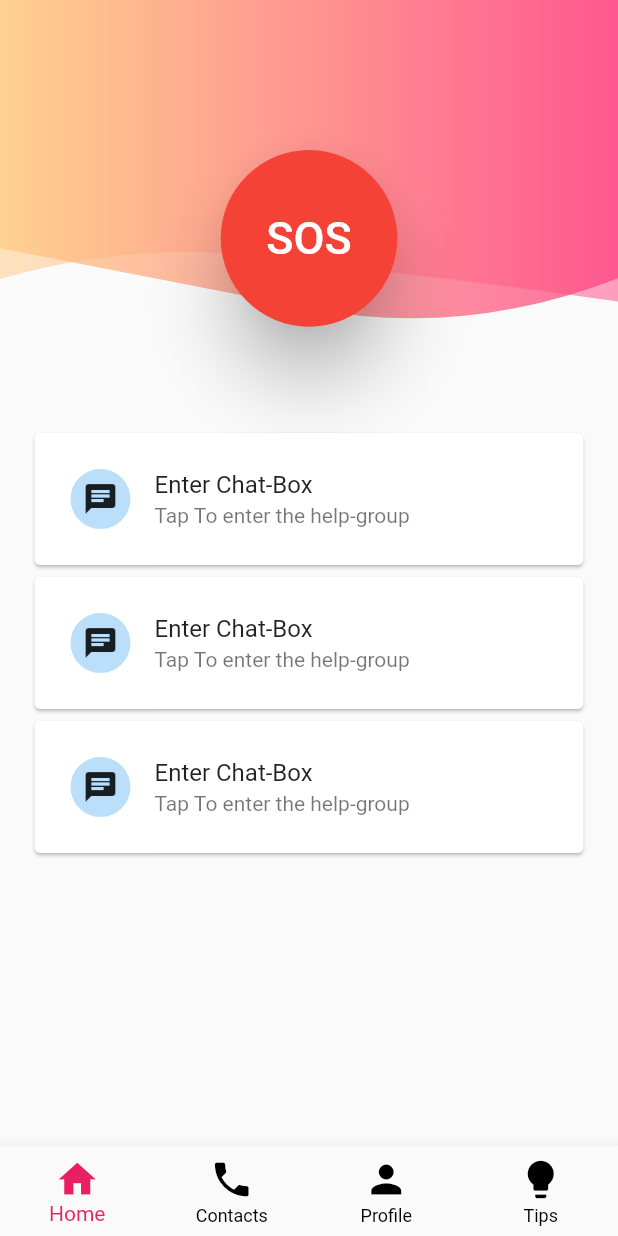
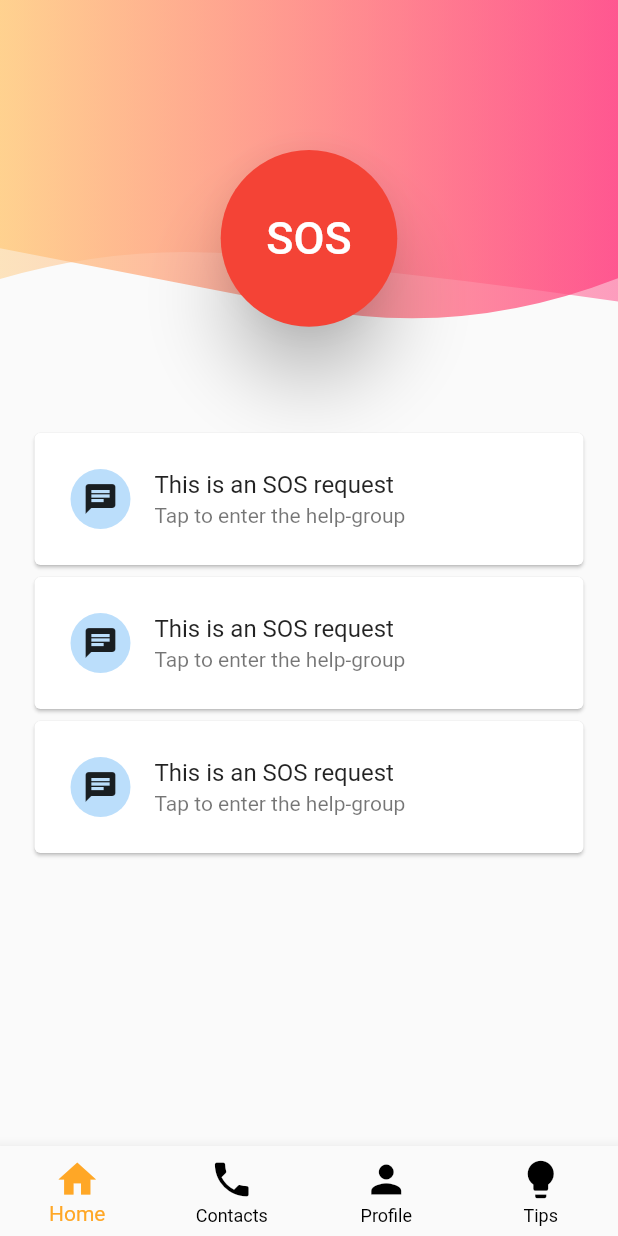
Before and after one commit to hiddencharm45/safety_app, a Flutter app: the Dashboard screen opened by its route, after a tap on "SOS", on a phone screen of 412 x 824 dp. Run offline on Flutter 3.47's test engine with Material 2 defaults, Android fonts, the phone set to English and light mode, and no system bars; our stand-ins replace cloud_firestore, contacts_service, firebase_auth, firebase_core, firebase_storage, geocoding and 5 more; missing offline and left inert: dart:html, telephony; accounts and stored records are empty.

```diff
--- a/lib/main.dart
+++ b/lib/main.dart
@@ -4,7 +4,6 @@ import 'package:flutter/material.dart';
 import 'package:flutter/services.dart';
 import 'package:provider/provider.dart';
 import 'package:safety_app/ui/screens/chat_screen.dart';
-import 'package:safety_app/ui/screens/contacts_screen.dart';
 import 'package:safety_app/ui/screens/otp_screen.dart';
 import 'package:safety_app/ui/services/auth.dart';
 import 'ui/screens/dashboard.dart';
--- a/lib/ui/screens/chat_screen.dart
+++ b/lib/ui/screens/chat_screen.dart
@@ -10,13 +10,12 @@ class ChatScreen extends StatefulWidget {
 }
 
 class _ChatScreenState extends State<ChatScreen> {
-
   @override
   Widget build(BuildContext context) {
     return Scaffold(
       appBar: AppBar(
-        title: Text("Chat-Screen"),
-        backgroundColor: Colors.pink[300],
+        title: Text("Help-Group"),
+        backgroundColor: Colors.blue[300],
       ),
       body: Container(
         child: Column(
--- a/lib/ui/screens/dashboard.dart
+++ b/lib/ui/screens/dashboard.dart
@@ -130,7 +130,7 @@ class _DashboardState extends State<Dashboard> {
       bottomNavigationBar: BottomNavigationBar(
         onTap: _selectPage,
         unselectedItemColor: Colors.black,
-        selectedItemColor: Colors.pink,
+        selectedItemColor: Colors.orange[400],
         currentIndex: _selectedPageIndex,
         //it tells that which item is selected
         type: BottomNavigationBarType
--- a/lib/ui/widgets/clipshape_sos.dart
+++ b/lib/ui/widgets/clipshape_sos.dart
@@ -1,6 +1,6 @@
 import 'package:flutter/material.dart';
 import 'package:geocoding/geocoding.dart';
-import 'package:safety_app/ui/screens/contacts_screen.dart';
+// import 'package:safety_app/ui/screens/contacts_screen.dart';
 // import 'package:hardware_buttons/hardware_buttons.dart';
 import 'package:safety_app/ui/services/get_location.dart';
 import 'package:safety_app/ui/widgets/sms_format.dart';
@@ -103,9 +103,8 @@ showAlertDialog(BuildContext context) {
 
   // Create AlertDialog
   AlertDialog alert = AlertDialog(
-    title: Text("Please Add Contacts to Proceed"),
-    content: Text(
-        "You have no Contacts added, Please First add contacts to send the message!\nThank you"),
+    title: Text("Add Contacts to Proceed"),
+    content: Text("Please add atleast one recipient to send the message"),
     actions: [
       noButton,
     ],
@@ -123,9 +122,20 @@ showAlertDialog(BuildContext context) {
 void _sendSOS(BuildContext context) async {
   Placemark placemark = await GetLocation().locationFetch();
   try {
-    SOSEntry().storeLocation(placemark);
+    if (await SOSEntry().storeLocation(placemark) > 5)
+      debugPrint("You Have Entered Red Zone");
+    showDialog(
+      context: context,
+      builder: (ctx) => AlertDialog(
+        title: Text("You've Entered Red Zone"),
+        content: Text("More than 5 users has recently sent" +
+            " out SOS alerts while" +
+            " being in this area!" +
+            "\n\nYou are advised to be careful"),
+      ),
+    );
   } catch (e) {
-    debugPrint("Ghaplaaaaaaaaaaaaaaaa");
+    debugPrint("Ghaplaaaaaaa" + e.toString());
   }
   debugPrint(placemark.toString());
   SharedPreferences pref = await SharedPreferences.getInstance();
--- a/lib/ui/widgets/notif_items.dart
+++ b/lib/ui/widgets/notif_items.dart
@@ -53,8 +53,8 @@ class NotifItems extends StatelessWidget {
                     ),
                   ),
                 ),
-                title: Text("Enter Chat-Box"),
-                subtitle: Text("Tap To enter the help-group"),
+                title: Text("This is an SOS request"),
+                subtitle: Text("Tap to enter the help-group"),
               ),
             ),
           ),
--- a/lib/ui/widgets/textformfield.dart
+++ b/lib/ui/widgets/textformfield.dart
@@ -11,7 +11,7 @@ class CustomTextField extends StatelessWidget {
   final bool isReadOnly;
   final Color bgColor;
   final String initialValue;
-  Function(String) onSaved;
+  final Function(String) onSaved;
 
   CustomTextField({
     this.initialValue,
```
Also changed, not shown: lib/ui/screens/user_profile.dart (+21 -2 lines), lib/ui/widgets/sos_entry.dart (+23 -14 lines).
